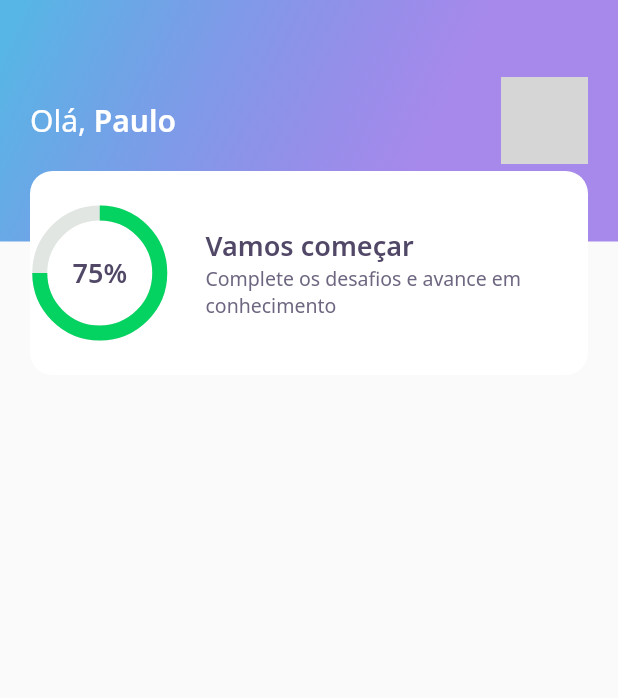
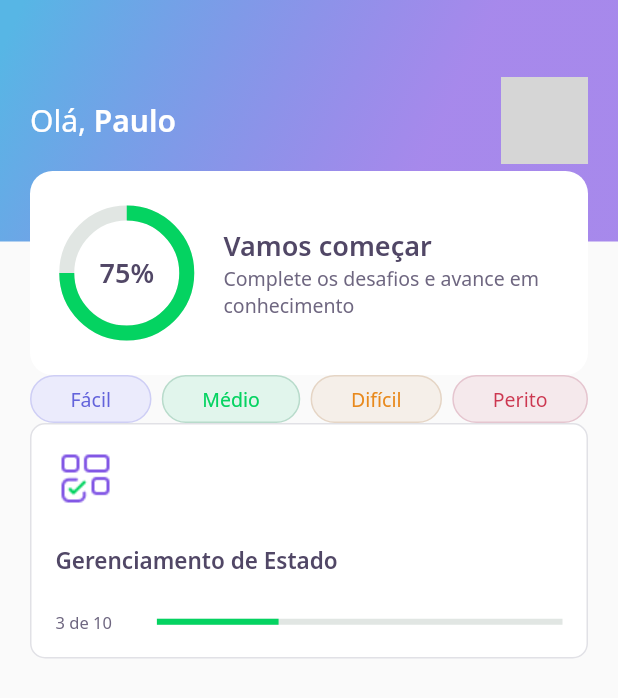
Before and after one commit to nagpaulo/devquiz-flutter, a Flutter app: the screen it shows after launch, on a phone screen of 412 x 824 dp. Shown: the top 698 px of the screen. Run offline on Flutter 3.47's test engine with Material 2 defaults, Android fonts, the phone set to English and light mode, and no system bars; our stand-ins replace google_fonts; network calls fail; grey boxes are pictures that could not be loaded.

Commit message:
Atualizando projeto

```diff
--- a/lib/home/home_page.dart
+++ b/lib/home/home_page.dart
@@ -1,4 +1,6 @@
 import 'package:DevQuiz/home/widgets/appbar/app_bar_widget.dart';
+import 'package:DevQuiz/home/widgets/level_button/level_button_widget.dart';
+import 'package:DevQuiz/home/widgets/quiz_card/quiz_card_widget.dart';
 import 'package:flutter/material.dart';
 
 class HomePage extends StatefulWidget {
@@ -12,7 +14,23 @@ class _HomePageState extends State<HomePage> {
   @override
   Widget build(BuildContext context) {
     return Scaffold(
-      appBar: AppBarWidget(),
-    );
+        appBar: AppBarWidget(),
+        body: Padding(
+          padding: const EdgeInsets.symmetric(horizontal: 20),
+          child: Column(
+            children: [
+              Row(
+                mainAxisAlignment: MainAxisAlignment.spaceBetween,
+                children: [
+                  LevelButtonWidget(label: "Fácil"),
+                  LevelButtonWidget(label: "Médio"),
+                  LevelButtonWidget(label: "Difícil"),
+                  LevelButtonWidget(label: "Perito")
+                ],
+              ),
+              QuizCardWidget()
+            ],
+          ),
+        ));
   }
 }
--- /dev/null
+++ b/lib/home/widgets/level_button/level_button_widget.dart
@@ -0,0 +1,54 @@
+import 'package:DevQuiz/core/core.dart';
+import 'package:flutter/material.dart';
+import 'package:google_fonts/google_fonts.dart';
+
+class LevelButtonWidget extends StatelessWidget {
+  final String label;
+  LevelButtonWidget({Key? key, required this.label})
+      : assert(["Fácil", "Médio", "Difícil", "Perito"].contains(label)),
+        super(key: key);
+
+  final config = {
+    "Fácil": {
+      "color": AppColors.levelButtonFacil,
+      "borderColor": AppColors.levelButtonBorderFacil,
+      "fontColor": AppColors.levelButtonTextFacil,
+    },
+    "Médio": {
+      "color": AppColors.levelButtonMedio,
+      "borderColor": AppColors.levelButtonBorderMedio,
+      "fontColor": AppColors.levelButtonTextMedio,
+    },
+    "Difícil": {
+      "color": AppColors.levelButtonDificil,
+      "borderColor": AppColors.levelButtonBorderDificil,
+      "fontColor": AppColors.levelButtonTextDificil,
+    },
+    "Perito": {
+      "color": AppColors.levelButtonPerito,
+      "borderColor": AppColors.levelButtonBorderPerito,
+      "fontColor": AppColors.levelButtonTextPerito,
+    },
+  };
+
+  Color get color => config[label]!['color']!;
+  Color get borderColor => config[label]!['borderColor']!;
+  Color get fontColor => config[label]!['fontColor']!;
+
+  @override
+  Widget build(BuildContext context) {
+    return Container(
+      decoration: BoxDecoration(
+          color: color,
+          border: Border.fromBorderSide(BorderSide(
+            color: borderColor,
+          )),
+          borderRadius: BorderRadius.circular(28)),
+      child: Padding(
+        padding: const EdgeInsets.symmetric(horizontal: 26, vertical: 6),
+        child: Text(label,
+            style: GoogleFonts.notoSans(color: fontColor, fontSize: 13)),
+      ),
+    );
+  }
+}
--- /dev/null
+++ b/lib/home/widgets/quiz_card/quiz_card_widget.dart
@@ -0,0 +1,54 @@
+import 'package:DevQuiz/core/core.dart';
+import 'package:flutter/material.dart';
+
+class QuizCardWidget extends StatelessWidget {
+  QuizCardWidget({Key? key}) : super(key: key);
+
+  @override
+  Widget build(BuildContext context) {
+    return Container(
+      padding: EdgeInsets.all(16),
+      decoration: BoxDecoration(
+          border: Border.fromBorderSide(BorderSide(color: AppColors.border)),
+          color: AppColors.white,
+          borderRadius: BorderRadius.circular(10)),
+      child: Column(
+        crossAxisAlignment: CrossAxisAlignment.start,
+        children: [
+          Container(
+              height: 40, width: 40, child: Image.asset(AppImages.blocks)),
+          SizedBox(
+            height: 24,
+          ),
+          Text(
+            "Gerenciamento de Estado",
+            style: AppTextStyles.heading15,
+          ),
+          SizedBox(
+            height: 24,
+          ),
+          Row(
+            children: [
+              Expanded(
+                flex: 1,
+                child: Text(
+                  "3 de 10",
+                  style: AppTextStyles.body11,
+                ),
+              ),
+              Expanded(
+                flex: 4,
+                child: LinearProgressIndicator(
+                  value: .3,
+                  backgroundColor: AppColors.chartSecondary,
+                  valueColor:
+                      AlwaysStoppedAnimation<Color>(AppColors.chartPrimary),
+                ),
+              )
+            ],
+          )
+        ],
+      ),
+    );
+  }
+}
--- a/lib/home/widgets/score_card/score_card_widget.dart
+++ b/lib/home/widgets/score_card/score_card_widget.dart
@@ -13,6 +13,8 @@ class ScoreCardWidget extends StatelessWidget {
         height: 136,
         decoration: BoxDecoration(
             color: AppColors.white, borderRadius: BorderRadius.circular(15)),
+        child: Padding(
+          padding: const EdgeInsets.symmetric(horizontal: 24),
           child: Row(
             crossAxisAlignment: CrossAxisAlignment.center,
             children: [
@@ -40,6 +42,7 @@ class ScoreCardWidget extends StatelessWidget {
             ],
           ),
         ),
+      ),
     );
   }
 }
```
Lines whose indentation alone changed are shown as unchanged.
